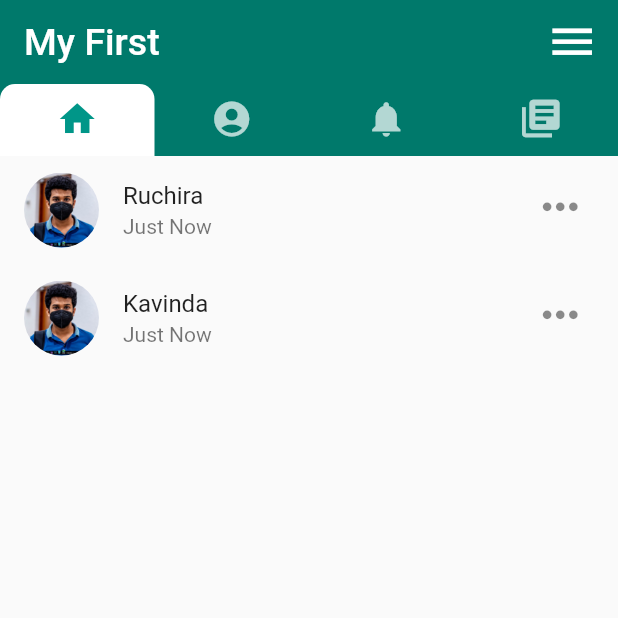
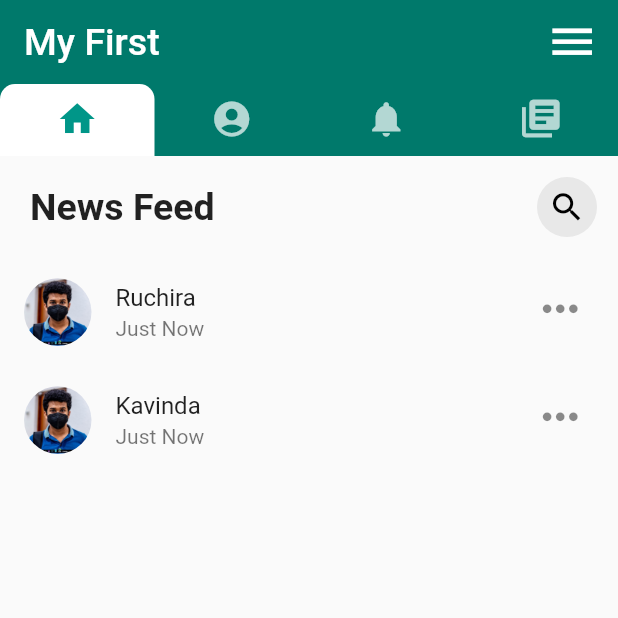
Before and after one commit to Ruchirakavinda/flutter_myfirst, a Flutter app: the screen it shows after launch, on a phone screen of 412 x 824 dp, the top half of it. Run offline on Flutter 3.47's test engine with Material 2 defaults, Android fonts, the phone set to English and light mode, and no system bars; our stand-ins replace flutter_spinkit, page_transition.

Commit message:
Splash screen and nosound null safety established

```diff
--- a/lib/home.dart
+++ b/lib/home.dart
@@ -15,8 +15,10 @@ class _MyHomeState extends State<MyHome> {
       length: 4,
       child: Scaffold(
           appBar: AppBar(
+
             backgroundColor: Colors.teal[700],
             title:Text("My First",style: TextStyle(fontSize: 25.0,),),
+
             // leading: IconButton(
             //   icon:Icon(Icons.menu,size: 30.0,), onPressed: () {  } ,),
               actions: [
@@ -39,6 +41,7 @@ class _MyHomeState extends State<MyHome> {
                 //   "assests/wb.jpg",fit: BoxFit.cover,
                 //   ),
                   bottom: TabBar(
+
                     // indicatorWeight: 3.0,
                     // indicatorColor: Colors.black,
                     labelColor: Colors.teal,
@@ -115,7 +118,47 @@ class _tab1State extends State<Tab1> {
   @override
   Widget build(BuildContext context) {
     return Scaffold(
-      body: ListView.builder(
+      body: Container(
+        child: Column(
+          children: [
+
+            Row(
+            mainAxisAlignment: MainAxisAlignment.spaceBetween,
+            children:<Widget> [
+              Column(
+                children:<Widget> [
+                  Container(
+                    margin: EdgeInsets.fromLTRB(20, 0, 0, 0),
+                    child:Text(
+                       "News Feed",
+                       style: TextStyle(
+                         fontSize:25.0 ,fontWeight: FontWeight.w700,
+                         ),
+                         )
+                         ),
+                ],
+              ),
+            Container(
+                margin: EdgeInsets.all(10.0),
+                child: Column(
+                  children:<Widget> [
+                    FloatingActionButton(
+                      backgroundColor: Colors.grey.withOpacity(0.2),
+                      mini: true,
+                      elevation: 0.0,
+                      child: Icon(Icons.search,size: 25,color: Colors.black,),
+                      onPressed: (){},
+                    ),
+                  ],
+                ),
+              ),
+
+            ],
+            ),
+
+
+            Expanded(
+              child: ListView.builder(
                 itemCount:items.length,
                 itemBuilder:(context, index)
                 {
@@ -123,8 +166,8 @@ class _tab1State extends State<Tab1> {
                     children: [
                       ListTile(
                         leading:Container(
-                  width: 50,
-                  height: 50,
+                          width:45.0,
+                          height:45.0,
                           margin: EdgeInsets.fromLTRB(0,0,0,0),
                           decoration: BoxDecoration(
                           shape: BoxShape.circle,
@@ -150,7 +193,10 @@ class _tab1State extends State<Tab1> {
                   );
                 },
               ),
-
+            ),
+          ],
+        ),
+      ),
     );
   }
 }
--- a/lib/main.dart
+++ b/lib/main.dart
@@ -1,6 +1,8 @@
 import 'dart:async';
-
+// ignore: import_of_legacy_library_into_null_safe
+import 'package:flutter_spinkit/flutter_spinkit.dart';
 import "package:flutter/material.dart";
+import 'package:page_transition/page_transition.dart';
 import 'home.dart';
 
 
@@ -34,13 +36,15 @@ class _SplashScreenState extends State<SplashScreen> {
     super.initState();
     Timer(Duration(seconds: 5), ()
     {
-      Navigator.of(context).pushReplacement(
+      Navigator.of(context,).pushReplacement(
         MaterialPageRoute(
           builder: (_) => MyHome()),
       );
 
     });
   }
+
+
 
   @override
   Widget build(BuildContext context) {
@@ -57,9 +61,14 @@ class _SplashScreenState extends State<SplashScreen> {
               SizedBox(height: 10.0,),
               Text("Flutter Application",style: TextStyle(fontSize: 15,color: Colors.white70,letterSpacing: 7),),
               SizedBox(height: 40.0,),
-              CircularProgressIndicator(
-                valueColor: AlwaysStoppedAnimation<Color>(Colors.white),
+              // CircularProgressIndicator(
+              //   valueColor: AlwaysStoppedAnimation<Color>(Colors.white),
+              // )
+              SpinKitThreeBounce(
+                color: Colors.white,
+                size: 30.0,
               )
+
             ],
           ),
         ),
--- a/pubspec.yaml
+++ b/pubspec.yaml
@@ -20,6 +20,7 @@ version: 1.0.0+1
 environment:
   sdk: ">=2.12.0 <3.0.0"
 
+
 dependencies:
   flutter:
     sdk: flutter
@@ -28,6 +29,8 @@ dependencies:
   # The following adds the Cupertino Icons font to your application.
   # Use with the CupertinoIcons class for iOS style icons.
   cupertino_icons: ^1.0.2
+  flutter_spinkit: ^5.0.0
+  page_transition: ^2.0.2
 
 dev_dependencies:
   flutter_test:
```
Also changed, not shown: pubspec.lock. Lines whose indentation alone changed are shown as unchanged.
